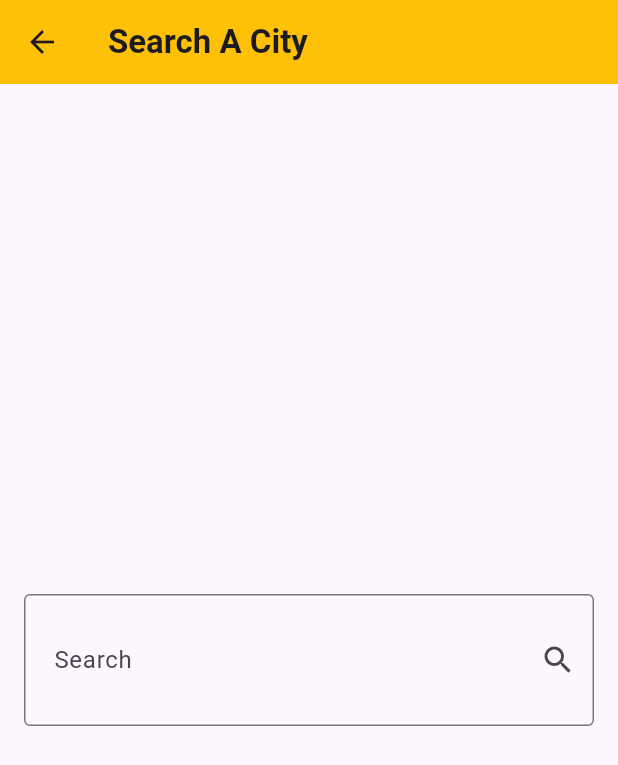
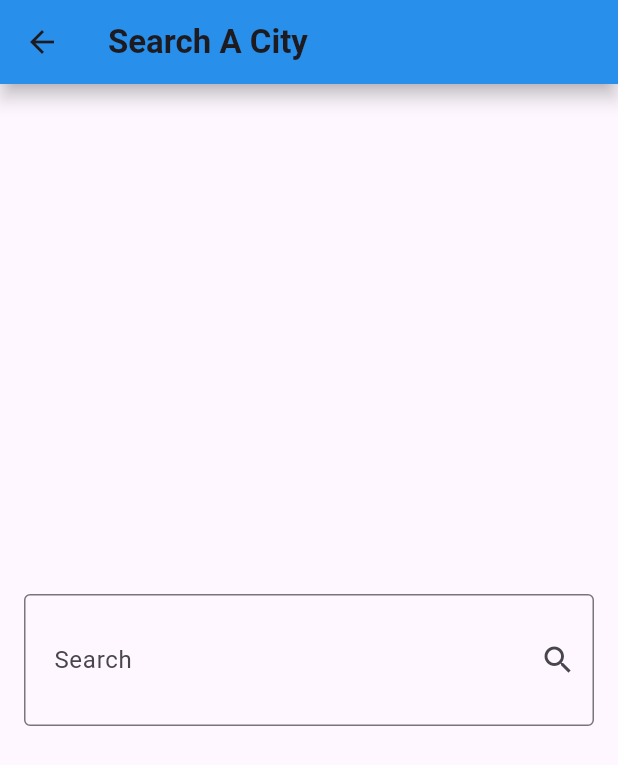
Before and after one commit to PhillipFawzyOfficial/weather_app, a Flutter app: the screen it shows after launch, after a tap on the "search" icon, on a phone screen of 412 x 824 dp. Shown: the top 765 px of the screen. Run offline on Flutter 3.47's test engine with Material 3 defaults, Android fonts, the phone set to English and light mode, and no system bars; our stand-ins replace dio, flutter_bloc.

Commit message:
Create shadow AppBar AppBarTheme  getColorForWeather

```diff
--- a/lib/cubits/get_wheather_cubit/get_weather_cubit.dart
+++ b/lib/cubits/get_wheather_cubit/get_weather_cubit.dart
@@ -7,10 +7,11 @@ import 'package:weather/services/weather_service.dart';
 class GetWeatherCubit extends Cubit<WeatherState> {
   GetWeatherCubit() : super(InitialState());
 
+  WeatherModel? weatherModel;
+
   getWeather({required String cityName}) async {
     try {
-      WeatherModel? weatherModel =
-          await WeatherService(Dio()).getWeather(cityName: cityName);
+      weatherModel = await WeatherService(Dio()).getWeather(cityName: cityName);
       emit(WeatherLoadedState(weatherModel: weatherModel));
     } catch (e) {
       emit(WeatherFalureState());
--- a/lib/main.dart
+++ b/lib/main.dart
@@ -14,14 +14,72 @@ class WeatherApp extends StatelessWidget {
   Widget build(BuildContext context) {
     return BlocProvider(
       create: (context) => GetWeatherCubit(),
-      child: MaterialApp(
-        theme: ThemeData(
-          appBarTheme: const AppBarTheme(
-            backgroundColor: Colors.amber,
-          ),
-        ),
-        home: const HomeView(),
-      ),
+      child: MaterialAppWidget(),
     );
   }
 }
+
+class MaterialAppWidget extends StatelessWidget {
+  const MaterialAppWidget({
+    super.key,
+  });
+
+  @override
+  Widget build(BuildContext context) {
+    return MaterialApp(
+      theme: ThemeData(
+        appBarTheme: AppBarTheme(
+          backgroundColor: getColorForWeather(
+            BlocProvider.of<GetWeatherCubit>(context)
+                .weatherModel
+                ?.weatherConsition,
+          ),
+        ),
+      ),
+      home: const HomeView(),
+    );
+  }
+}
+
+Color getColorForWeather(String? weatherCondition) {
+  switch (weatherCondition) {
+    case null:
+      return Colors.blue;
+    case "Sunny":
+      return Colors.orange; // للشمس
+    case "Partly cloudy":
+      return Colors.yellow; // غائم جزئياً
+    case "Cloudy":
+      return Colors.grey; // غائم
+    case "Overcast":
+      return Colors.blueGrey; // مغيم بالكامل
+    case "Mist":
+    case "Fog":
+      return Colors.blueAccent; // ضباب
+    case "Patchy rain possible":
+    case "Light rain":
+    case "Moderate rain":
+    case "Heavy rain":
+    case "Light rain shower":
+    case "Moderate or heavy rain shower":
+    case "Torrential rain shower":
+      return Colors.blue; // الأمطار
+    case "Patchy snow possible":
+    case "Light snow":
+    case "Moderate snow":
+    case "Heavy snow":
+    case "Snow showers":
+      return Colors.white; // الثلج
+    case "Blizzard":
+    case "Blowing snow":
+      return Colors.blueGrey; // عاصفة ثلجية
+    case "Freezing drizzle":
+    case "Heavy freezing drizzle":
+      return Colors.cyan; // رذاذ متجمد
+    case "Patchy light drizzle":
+    case "Light drizzle":
+      return Colors.teal; // رذاذ خفيف
+    default:
+      return Colors.blue; // حالة غير معروفة
+  }
+}
--- a/lib/views/home_view.dart
+++ b/lib/views/home_view.dart
@@ -13,6 +13,8 @@ class HomeView extends StatelessWidget {
   Widget build(BuildContext context) {
     return Scaffold(
       appBar: AppBar(
+        elevation: 5,
+        shadowColor: Colors.black,
         title: const Text(
           'Weather App',
           style: TextStyle(fontWeight: FontWeight.bold),
--- a/lib/views/search_view.dart
+++ b/lib/views/search_view.dart
@@ -8,6 +8,8 @@ class SearchView extends StatelessWidget {
   Widget build(BuildContext context) {
     return Scaffold(
       appBar: AppBar(
+        elevation: 5,
+        shadowColor: Colors.black,
         title: const Text('Search A City',
             style: TextStyle(fontWeight: FontWeight.bold)),
       ),
```
